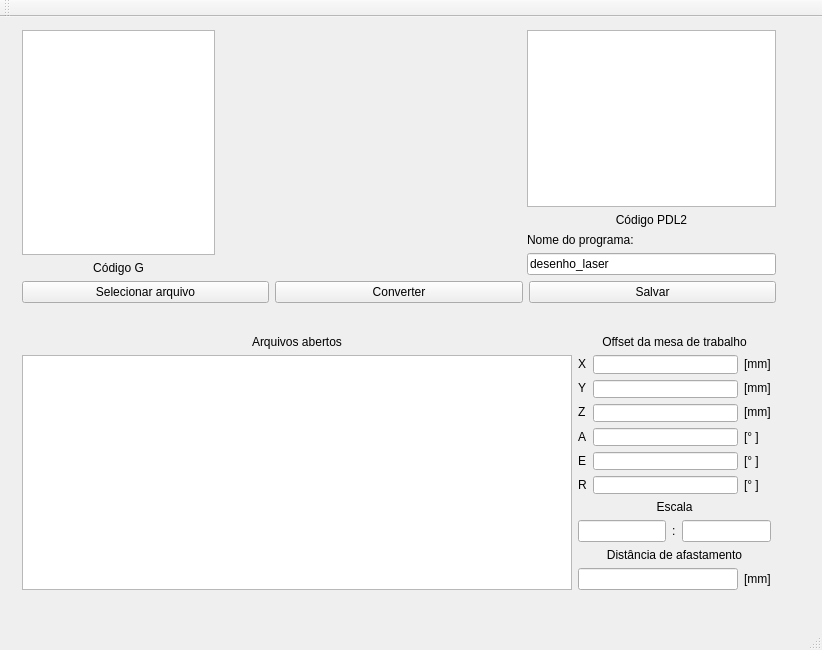
Old version of the form Interface_TCC/TCC/mainwindow.ui in the repository Tr1kZ/TCC_RoboLaser.
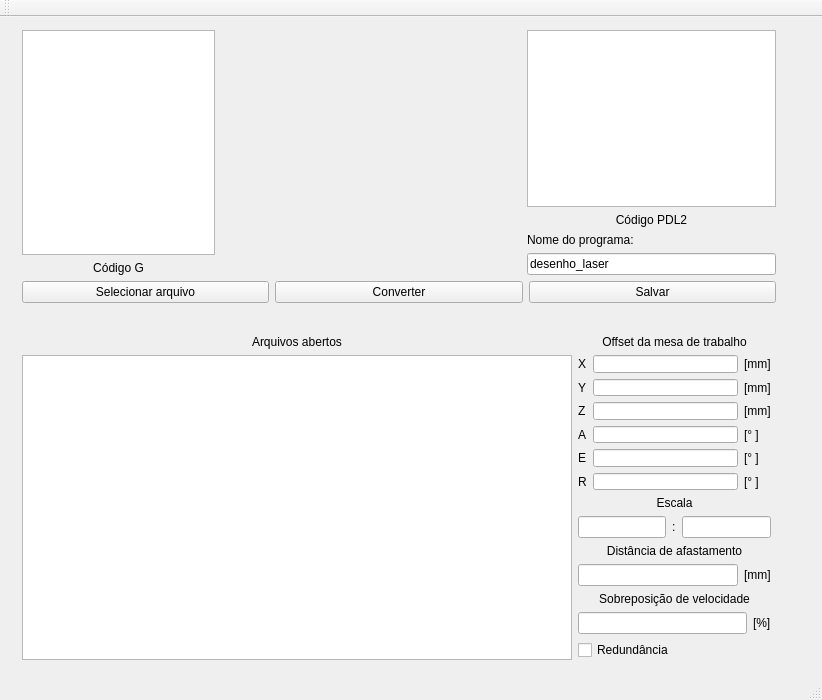
New version of the form. Custom widgets are drawn as their Qt base class.

What changed in the file:
```diff
--- a/Interface_TCC/TCC/mainwindow.ui
+++ b/Interface_TCC/TCC/mainwindow.ui
@@ -10,13 +10,13 @@
     <x>0</x>
     <y>0</y>
     <width>822</width>
-    <height>650</height>
+    <height>700</height>
    </rect>
   </property>
   <property name="minimumSize">
    <size>
     <width>822</width>
-    <height>650</height>
+    <height>700</height>
    </size>
   </property>
   <property name="maximumSize">
@@ -35,7 +35,7 @@
       <x>11</x>
       <y>307</y>
       <width>771</width>
-      <height>277</height>
+      <height>347</height>
      </rect>
     </property>
     <layout class="QHBoxLayout" name="horizontalLayout_3">
@@ -254,6 +254,37 @@
            </item>
           </layout>
          </item>
+         <item>
+          <widget class="QLabel" name="label_22">
+           <property name="text">
+            <string>Sobreposição de velocidade</string>
+           </property>
+           <property name="alignment">
+            <set>Qt::AlignCenter</set>
+           </property>
+          </widget>
+         </item>
+         <item>
+          <layout class="QHBoxLayout" name="horizontalLayout_7">
+           <item>
+            <widget class="QLineEdit" name="speed_over"/>
+           </item>
+           <item>
+            <widget class="QLabel" name="label_23">
+             <property name="text">
+              <string>[%]</string>
+             </property>
+            </widget>
+           </item>
+          </layout>
+         </item>
+         <item>
+          <widget class="QCheckBox" name="check_redund">
+           <property name="text">
+            <string>Redundância</string>
+           </property>
+          </widget>
+         </item>
         </layout>
        </item>
       </layout>
```
